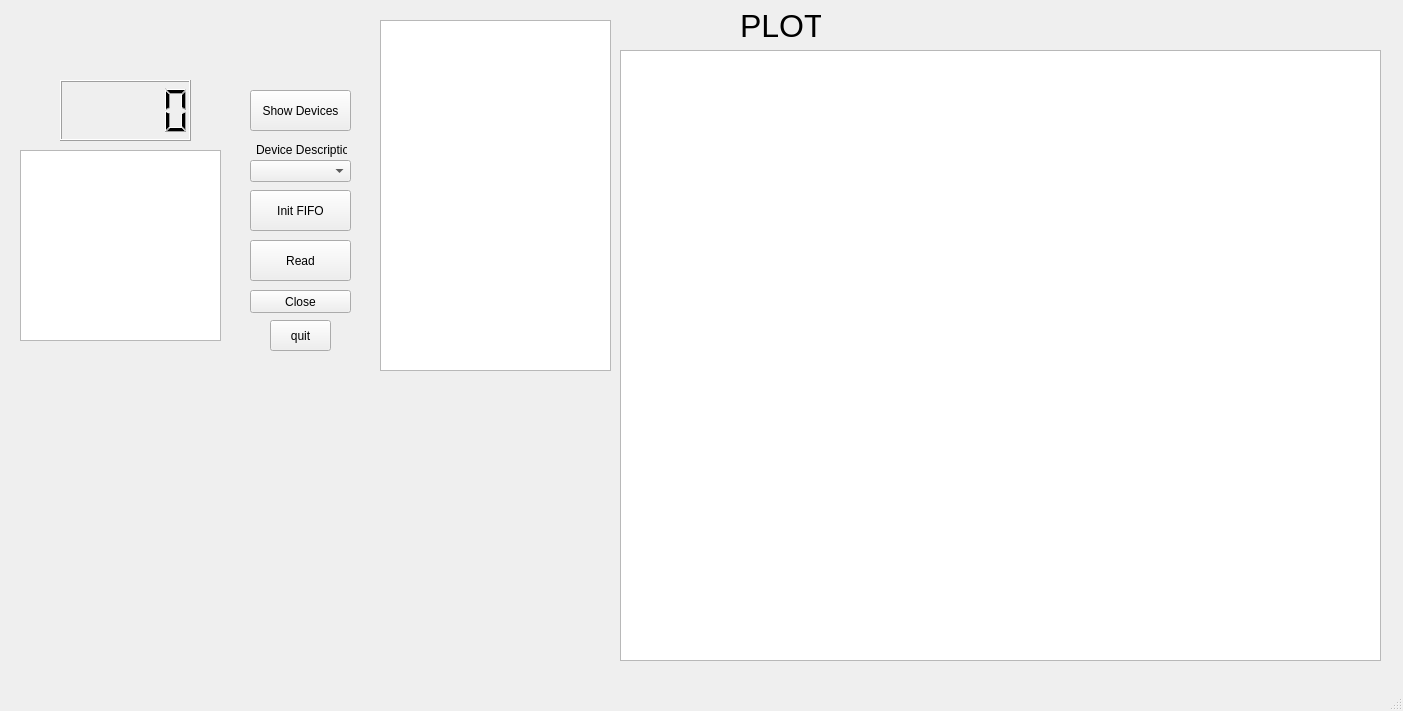
Old version of the form qt/mainwindow.ui in the repository tim-papaya/monochr.
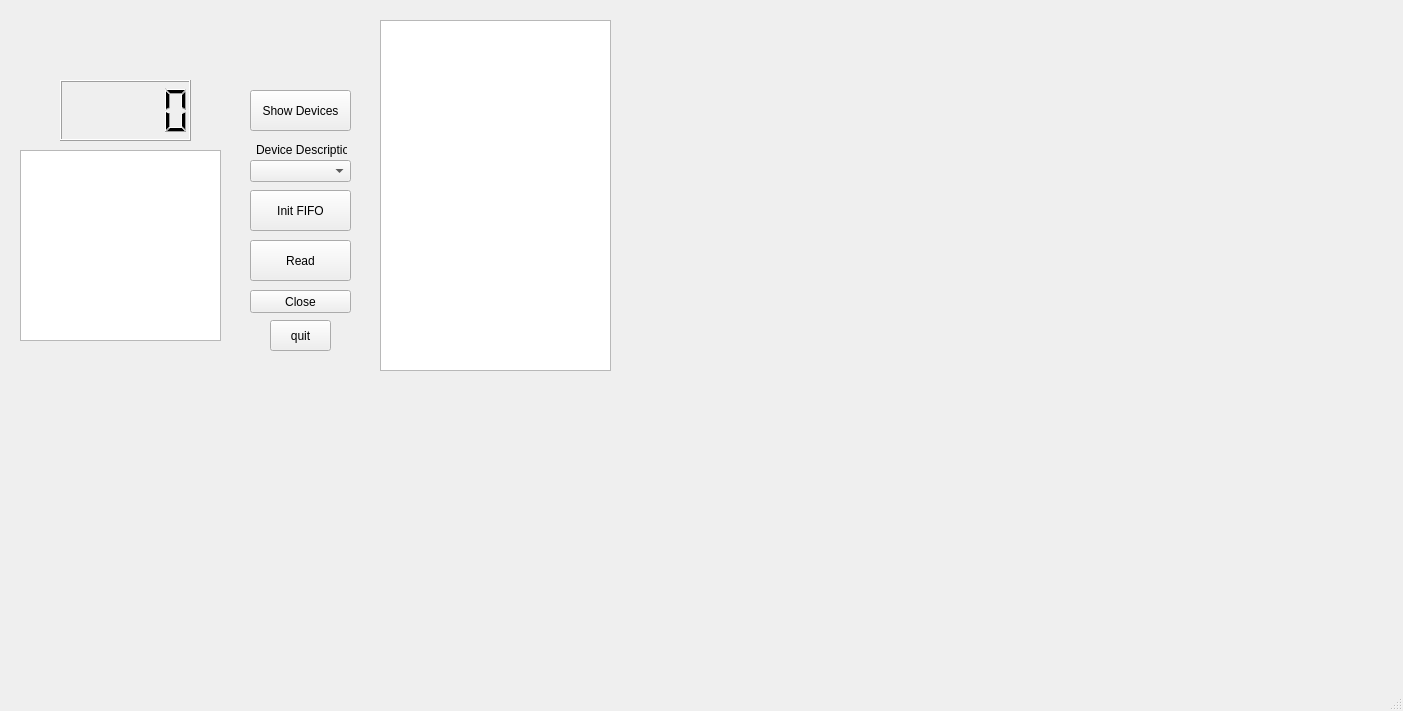
New version of the form.

Commit message: qt thread

```diff
--- a/qt/mainwindow.ui
+++ b/qt/mainwindow.ui
@@ -135,40 +135,16 @@
      </rect>
     </property>
    </widget>
-   <widget class="QGraphicsView" name="graphicsView">
+   <widget class="QWidget" name="plot_widget" native="true">
     <property name="geometry">
      <rect>
-      <x>620</x>
-      <y>50</y>
-      <width>761</width>
-      <height>611</height>
+      <x>650</x>
+      <y>30</y>
+      <width>581</width>
+      <height>571</height>
      </rect>
     </property>
    </widget>
-   <widget class="QLabel" name="plot_name">
-    <property name="geometry">
-     <rect>
-      <x>740</x>
-      <y>10</y>
-      <width>81</width>
-      <height>31</height>
-     </rect>
-    </property>
-    <property name="font">
-     <font>
-      <pointsize>24</pointsize>
-     </font>
-    </property>
-    <property name="text">
-     <string>PLOT</string>
-    </property>
-    <property name="margin">
-     <number>0</number>
-    </property>
-    <property name="indent">
-     <number>-1</number>
-    </property>
-   </widget>
   </widget>
   <widget class="QMenuBar" name="menubar">
    <property name="geometry">
```
The commit also changes 2 other files.
